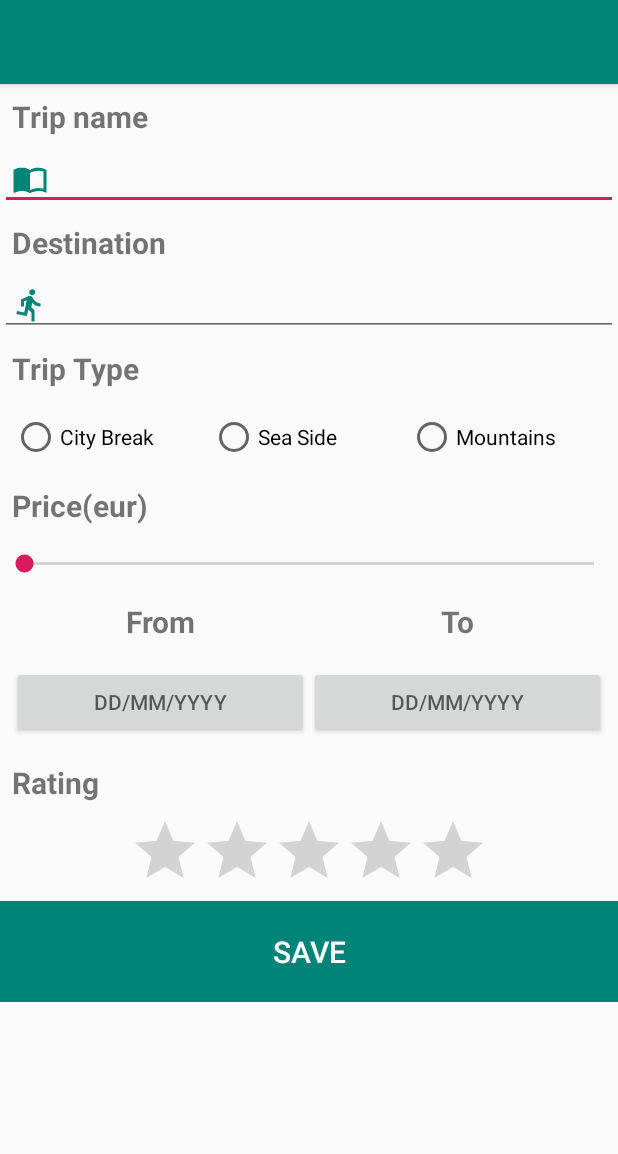
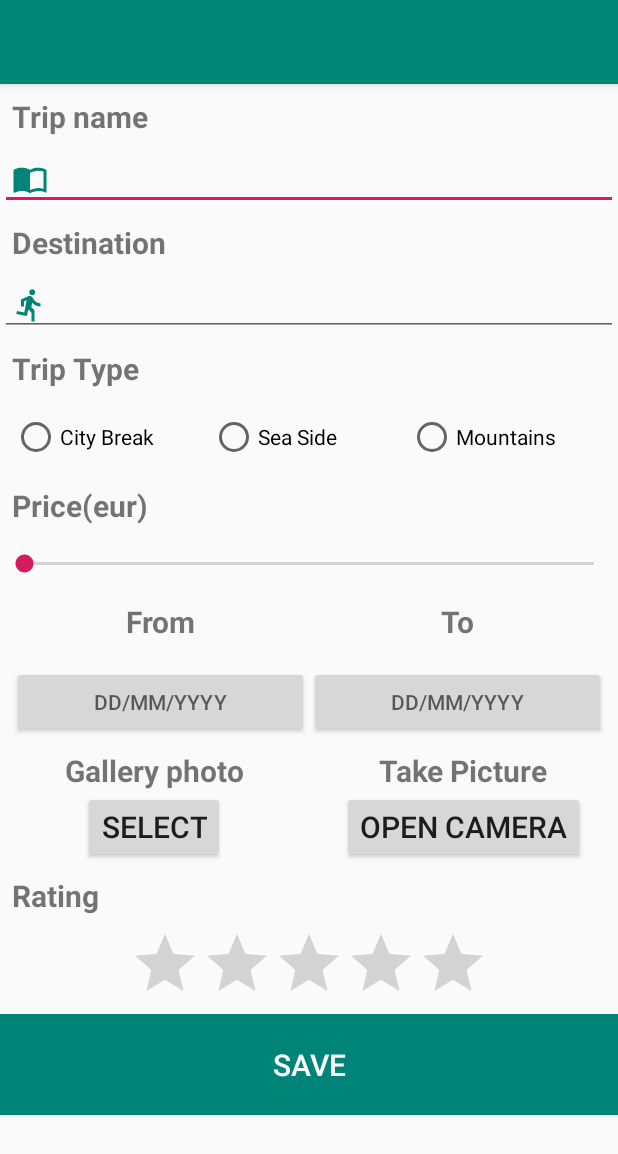
Before and after one commit to Eugen998/TravelJournal, an Android app: the ManageTripActivity screen opened directly, with no data from a screen before it, on a phone screen of 412 x 824 dp. Shown: the top 1154 px of the screen. Run offline under Robolectric (Android 15) with nearby library versions, the phone set to English and light mode, and no system bars.

Commit message:
date pickers done

```diff
--- a/app/src/main/java/com/example/eugen/traveljournal/ManageTripActivity.java
+++ b/app/src/main/java/com/example/eugen/traveljournal/ManageTripActivity.java
@@ -1,13 +1,59 @@
 package com.example.eugen.traveljournal;
 
+import android.app.DatePickerDialog;
+import android.support.v4.app.DialogFragment;
 import android.support.v7.app.AppCompatActivity;
 import android.os.Bundle;
+import android.view.View;
+import android.widget.Button;
+import android.widget.DatePicker;
 
-public class ManageTripActivity extends AppCompatActivity {
+import java.text.DateFormat;
+import java.time.Year;
+import java.util.Calendar;
+
+public class ManageTripActivity extends AppCompatActivity implements DatePickerDialog.OnDateSetListener {
+
+    int i = 0;
 
     @Override
     protected void onCreate(Bundle savedInstanceState) {
         super.onCreate(savedInstanceState);
         setContentView(R.layout.activity_manage_trip);
+        Button from = findViewById(R.id.fromdate);
+        Button to = findViewById(R.id.todate);
+        from.setOnClickListener(new View.OnClickListener() {
+            @Override
+            public void onClick(View v) {
+                DialogFragment datePicker = new DatePickerFragment();
+                datePicker.show(getSupportFragmentManager(),"from date");
+                i=0;
+            }
+        });
+        to.setOnClickListener(new View.OnClickListener() {
+            @Override
+            public void onClick(View v) {
+                DialogFragment datePicker = new DatePickerFragment();
+                datePicker.show(getSupportFragmentManager(),"to date");
+                i=1;
+            }
+        });
+    }
+
+    @Override
+    public void onDateSet(DatePicker view, int year, int month, int dayOfMonth) {
+        Calendar c = Calendar.getInstance();
+        c.set(Calendar.YEAR,year);
+        c.set(Calendar.MONTH,month);
+        c.set(Calendar.DAY_OF_MONTH,dayOfMonth);
+        String date = DateFormat.getDateInstance().format(c.getTime());
+        Button b1 = findViewById(R.id.fromdate);
+        Button b2 = findViewById(R.id.todate);
+        if(i==0){
+            b1.setText(date);
+        }
+        else{
+            b2.setText(date);
+        }
     }
 }
--- a/app/src/main/res/layout/activity_manage_trip.xml
+++ b/app/src/main/res/layout/activity_manage_trip.xml
@@ -119,16 +119,66 @@
                 android:padding="8dp">
 
                 <Button
+                    android:id="@+id/fromdate"
                     android:layout_width="0dp"
                     android:layout_weight="1"
                     android:layout_height="match_parent"
                     android:hint="DD/MM/YYYY" />
 
                 <Button
+                    android:id="@+id/todate"
                     android:layout_width="0dp"
                     android:layout_weight="1"
                     android:layout_height="match_parent"
                     android:hint="DD/MM/YYYY" />
+            </LinearLayout>
+
+            <LinearLayout
+                android:layout_width="match_parent"
+                android:layout_height="wrap_content"
+                android:orientation="horizontal">
+                <LinearLayout
+                    android:layout_width="0dp"
+                    android:layout_weight="1"
+                    android:layout_height="wrap_content"
+                    android:orientation="vertical">
+                    <TextView
+                        android:layout_width="wrap_content"
+                        android:layout_height="0dp"
+                        android:layout_weight="1"
+                        android:text="Gallery photo"
+                        android:textSize="20sp"
+                        android:textStyle="bold"
+                        android:layout_gravity="center_horizontal"/>
+                    <Button
+                        android:layout_gravity="center_horizontal"
+                        android:layout_width="wrap_content"
+                        android:layout_height="0dp"
+                        android:layout_weight="2"
+                        android:text="SELECT"
+                        android:textSize="20sp"/>
+                </LinearLayout>
+                <LinearLayout
+                    android:layout_width="0dp"
+                    android:layout_weight="1"
+                    android:layout_height="wrap_content"
+                    android:orientation="vertical">
+                    <TextView
+                        android:layout_width="wrap_content"
+                        android:layout_height="0dp"
+                        android:layout_weight="1"
+                        android:text="Take Picture"
+                        android:textSize="20sp"
+                        android:textStyle="bold"
+                        android:layout_gravity="center_horizontal"/>
+                    <Button
+                        android:layout_gravity="center_horizontal"
+                        android:layout_width="wrap_content"
+                        android:layout_height="0dp"
+                        android:layout_weight="2"
+                        android:text="OPEN CAMERA"
+                        android:textSize="20sp"/>
+                </LinearLayout>
             </LinearLayout>
 
             <TextView
```
Also changed, not shown: app/src/main/java/com/example/eugen/traveljournal/DatePickerFragment.java (added, +21 -0 lines).
